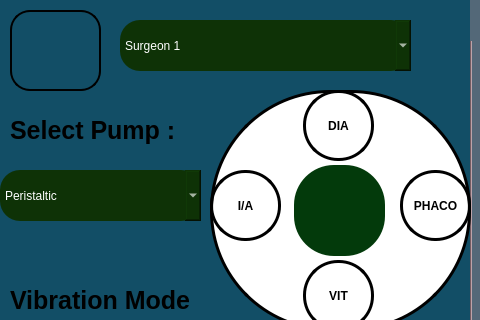
The window that doctor.ui (RISWANAAAA/venturiphaco) describes before a commit, drawn with Qt 5; both pictures show x 0 to 480 and y 0 to 320 of the 1280 by 720 pixel window.
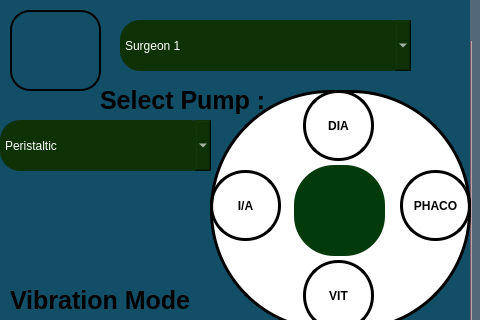
The same window after the commit. Icons and pictures are not drawn.

```diff
--- a/doctor.ui
+++ b/doctor.ui
@@ -3237,8 +3237,8 @@
   <widget class="QLabel" name="Select_2">
    <property name="geometry">
     <rect>
-     <x>10</x>
-     <y>100</y>
+     <x>100</x>
+     <y>70</y>
      <width>191</width>
      <height>61</height>
     </rect>
@@ -3278,8 +3278,8 @@
    <property name="geometry">
     <rect>
      <x>0</x>
-     <y>170</y>
-     <width>201</width>
+     <y>120</y>
+     <width>211</width>
      <height>51</height>
     </rect>
    </property>
```
